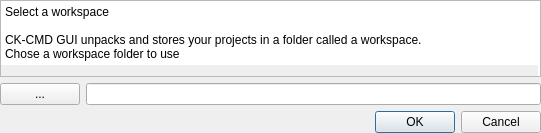
Before: the Qt Designer form gui/src/windows/WorkspaceLauncher.ui in aerisarn/ck-cmd, drawn with Qt 5.
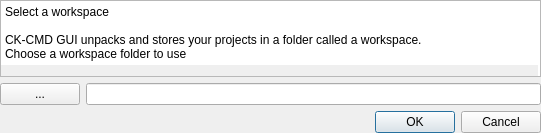
After: the same form once the commit is applied.

Commit message: Extract vanilla resources from SE

The edit to the form file:
```diff
--- a/gui/src/windows/WorkspaceLauncher.ui
+++ b/gui/src/windows/WorkspaceLauncher.ui
@@ -41,7 +41,7 @@
        <string>Select a workspace
 
 CK-CMD GUI unpacks and stores your projects in a folder called a workspace.
-Chose a workspace folder to use</string>
+Choose a workspace folder to use</string>
       </property>
       <property name="textInteractionFlags">
        <set>Qt::NoTextInteraction</set>
```
The commit also changes 2 other files.
